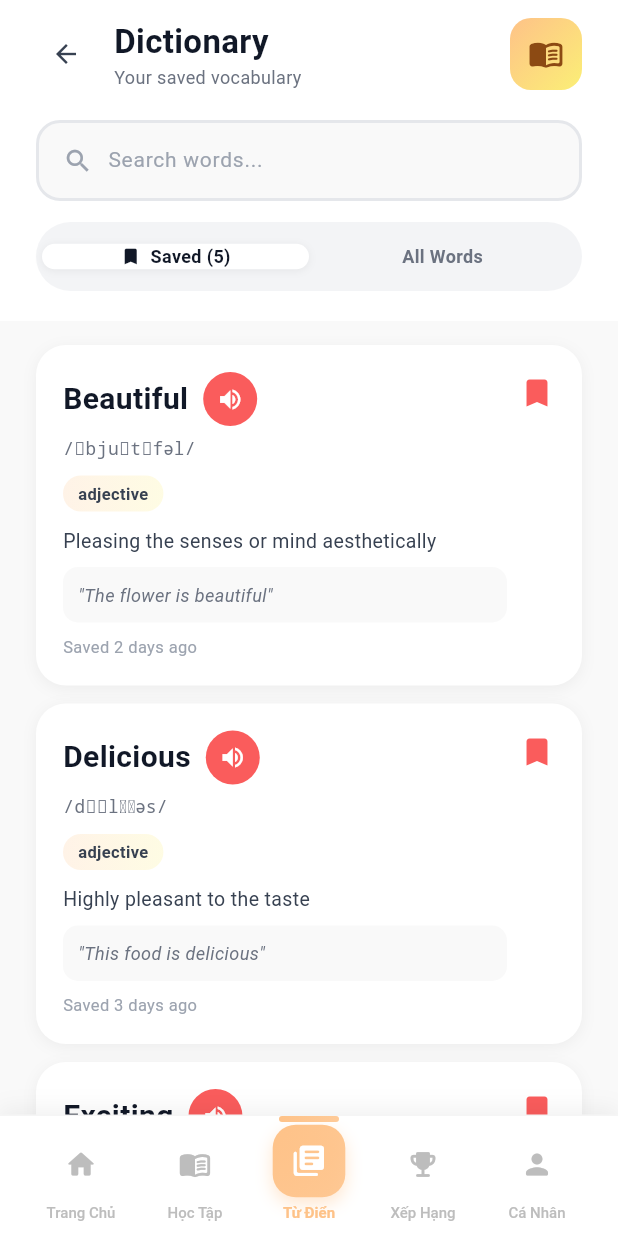
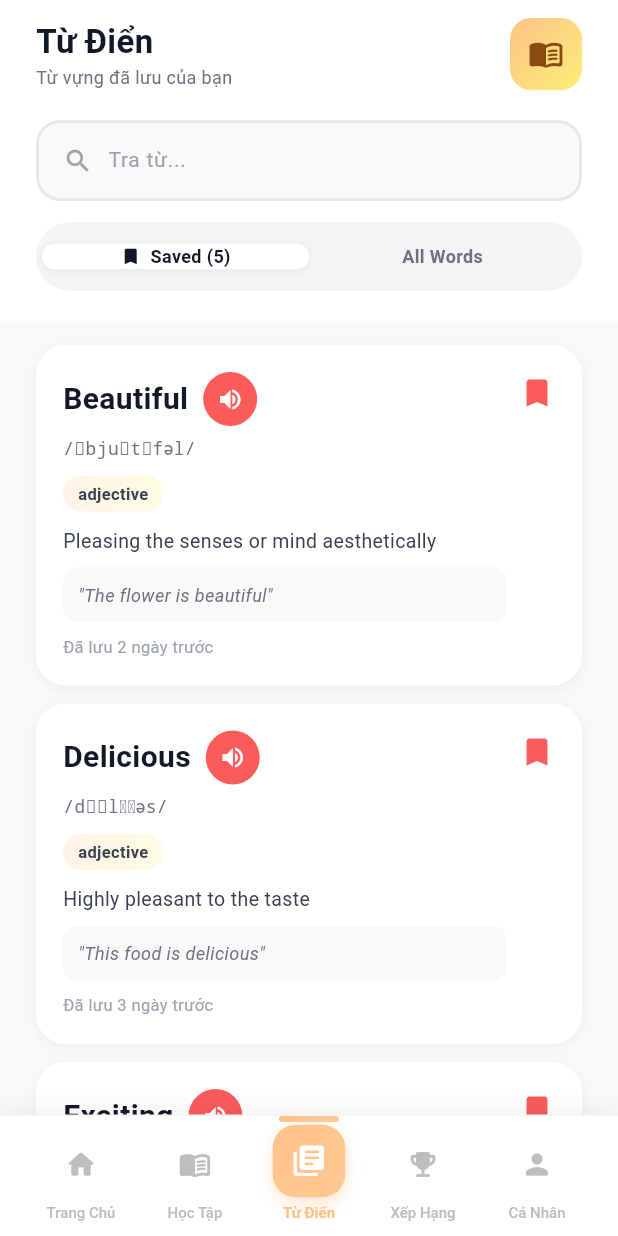
Before and after one commit to DucHuyTL02/English_Learning, a Flutter app: the DictionaryScreen screen opened by its route, on a phone screen of 412 x 824 dp. Run offline on Flutter 3.47's test engine with Material 3 defaults, Android fonts, the phone set to English and light mode, and no system bars; our stand-ins replace cloud_firestore, firebase_auth, firebase_core, flutter_local_notifications, flutter_tts, go_router and 4 more; accounts and stored records are empty.

Commit message:
Xong Việt Hóa

```diff
--- a/lib/screens/dictionary_screen.dart
+++ b/lib/screens/dictionary_screen.dart
@@ -19,15 +19,15 @@ String _relativeDateLabel(DateTime createdAt) {
   final diff = now.difference(createdAt);
   if (diff.inDays >= 7) {
     final weeks = (diff.inDays / 7).floor();
-    return '$weeks week${weeks > 1 ? 's' : ''} ago';
+    return '$weeks tuần trước';
   }
   if (diff.inDays >= 1) {
-    return '${diff.inDays} day${diff.inDays > 1 ? 's' : ''} ago';
+    return '${diff.inDays} ngày trước';
   }
   if (diff.inHours >= 1) {
-    return '${diff.inHours} hour${diff.inHours > 1 ? 's' : ''} ago';
-  }
-  return 'today';
+    return '${diff.inHours} giờ trước';
+  }
+  return 'Hôm nay';
 }
 
 String _wordContentKey(DictionaryWordModel word) {
@@ -47,12 +47,12 @@ bool _isSameWordEntry(DictionaryWordModel left, DictionaryWordModel right) {
 
 String _wordStatusLabel(DictionaryWordModel word) {
   if (word.isSaved) {
-    return 'Saved ${_relativeDateLabel(word.createdAt)}';
+    return 'Đã lưu ${_relativeDateLabel(word.createdAt)}';
   }
   if (word.id != null) {
-    return 'Stored locally';
-  }
-  return 'Search result';
+    return 'Đã lưu cục bộ';
+  }
+  return 'Kết quả tra cứu';
 }
 
 class DictionaryScreen extends StatefulWidget {
@@ -148,8 +148,7 @@ class _DictionaryScreenState extends State<DictionaryScreen>
       if (!mounted) return;
       setState(() => _savedWordsError = e.message);
     } catch (_) {
-      if (!mounted) return;
-      setState(() => _savedWordsError = 'Failed to load saved words.');
+      setState(() => _savedWordsError = 'Tải từ vựng đã lưu thất bại.');
     } finally {
       if (mounted) {
         setState(() => _isLoadingSavedWords = false);
@@ -208,7 +207,7 @@ class _DictionaryScreenState extends State<DictionaryScreen>
       if (!mounted || requestId != _searchRequestId) return;
       setState(() {
         _searchResults = [];
-        _searchError = 'Failed to search dictionary.';
+        _searchError = 'Tra từ điển thất bại.';
       });
     } finally {
       if (mounted && requestId == _searchRequestId) {
@@ -256,7 +255,7 @@ class _DictionaryScreenState extends State<DictionaryScreen>
       if (!mounted) return;
       ScaffoldMessenger.of(context).showSnackBar(
         const SnackBar(
-          content: Text('Unable to update bookmark. Please try again.'),
+          content: Text('Không thể cập nhật đánh dấu. Vui lòng thử lại.'),
           backgroundColor: Color(0xFFFA5C5C),
         ),
       );
@@ -415,28 +414,28 @@ class _DictionaryScreenState extends State<DictionaryScreen>
     if (isSavedTab) {
       if (trimmedQuery.isNotEmpty) {
         return const _EmptyState(
-          title: 'No saved words found',
-          subtitle: 'Try a different search term',
+          title: 'Không tìm thấy từ vựng',
+          subtitle: 'Hãy thử một từ khóa khác',
         );
       }
 
       return const _EmptyState(
-        title: 'No saved words yet',
-        subtitle: 'Save words from lessons or search results to see them here',
+        title: 'Chưa có từ vựng nào',
+        subtitle: 'Lưu từ vựng từ bài học hoặc tra cứu để hiển thị ở đây',
       );
     }
 
     if (trimmedQuery.isEmpty) {
       return const _EmptyState(
-        title: 'Search a word',
+        title: 'Tra cứu từ vựng',
         subtitle:
-            'Enter an English word to look it up with Free Dictionary API',
+            'Nhập một từ tiếng Anh để tra cứu với Free Dictionary API',
       );
     }
 
     return const _EmptyState(
-      title: 'No definitions found',
-      subtitle: 'Try a different English word',
+      title: 'Không tìm thấy định nghĩa',
+      subtitle: 'Hãy thử tra một từ tiếng Anh khác',
     );
   }
 
@@ -703,8 +702,8 @@ class _Header extends StatelessWidget {
   @override
   Widget build(BuildContext context) {
     final subtitle = activeTab == 'saved'
-        ? 'Your saved vocabulary'
-        : 'Search with Free Dictionary API';
+        ? 'Từ vựng đã lưu của bạn'
+        : 'Tra cứu với Free Dictionary API';
 
     return Container(
       color: Colors.white,
@@ -717,29 +716,12 @@ class _Header extends StatelessWidget {
             children: [
               Row(
                 children: [
-                  GestureDetector(
-                    onTap: () => context.go('/home'),
-                    child: Container(
-                      width: 40,
-                      height: 40,
-                      decoration: BoxDecoration(
-                        color: Colors.transparent,
-                        borderRadius: BorderRadius.circular(20),
-                      ),
-                      child: const Icon(
-                        Icons.arrow_back,
-                        size: 20,
-                        color: Color(0xFF374151),
-                      ),
-                    ),
-                  ),
-                  const SizedBox(width: 12),
                   Expanded(
                     child: Column(
                       crossAxisAlignment: CrossAxisAlignment.start,
                       children: [
                         const Text(
-                          'Dictionary',
+                          'Từ Điển',
                           style: TextStyle(
                             fontSize: 22,
                             fontWeight: FontWeight.bold,
@@ -796,7 +778,7 @@ class _Header extends StatelessWidget {
                       child: TextField(
                         controller: searchCtrl,
                         decoration: const InputDecoration(
-                          hintText: 'Search words...',
+                          hintText: 'Tra từ...',
                           hintStyle: TextStyle(
                             color: Color(0xFF9CA3AF),
                             fontSize: 14,
```
Also changed, not shown: lib/screens/home_screen.dart (+138 -6 lines), lib/screens/leaderboard_screen.dart (+15 -32 lines), lib/screens/lesson_screen.dart (+0 -17 lines).
